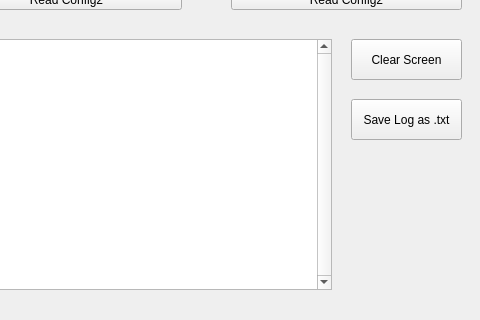
First picture: the form in python/qt.ui, repository madopick/stm32Serial, before the edit; both pictures show x 339 to 819 and y 511 to 831 of the 819 by 831 pixel window.
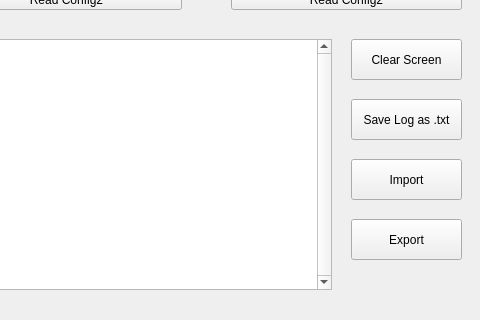
Second picture: the form after the edit.

Commit message: adding csv support (export/import)

Diff of the .ui file:
```diff
--- a/python/qt.ui
+++ b/python/qt.ui
@@ -2518,6 +2518,32 @@
      </item>
     </layout>
    </widget>
+   <widget class="QPushButton" name="pb_import">
+    <property name="geometry">
+     <rect>
+      <x>690</x>
+      <y>670</y>
+      <width>111</width>
+      <height>41</height>
+     </rect>
+    </property>
+    <property name="text">
+     <string>Import</string>
+    </property>
+   </widget>
+   <widget class="QPushButton" name="pb_export">
+    <property name="geometry">
+     <rect>
+      <x>690</x>
+      <y>730</y>
+      <width>111</width>
+      <height>41</height>
+     </rect>
+    </property>
+    <property name="text">
+     <string>Export</string>
+    </property>
+   </widget>
   </widget>
   <action name="actionAna_Ekran">
    <property name="text">
```
The commit also changes 2 other files.
